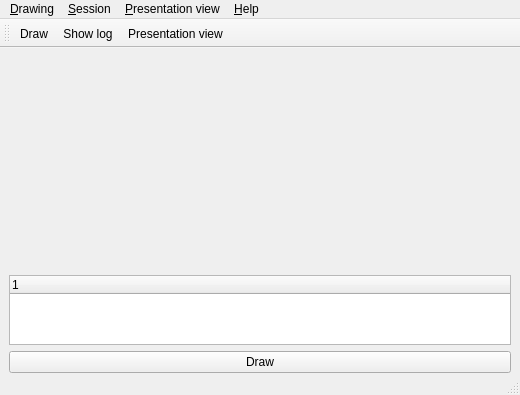
The window that gui/drawingview.ui (Soerboe/Urim) describes before a commit, drawn with Qt 5.
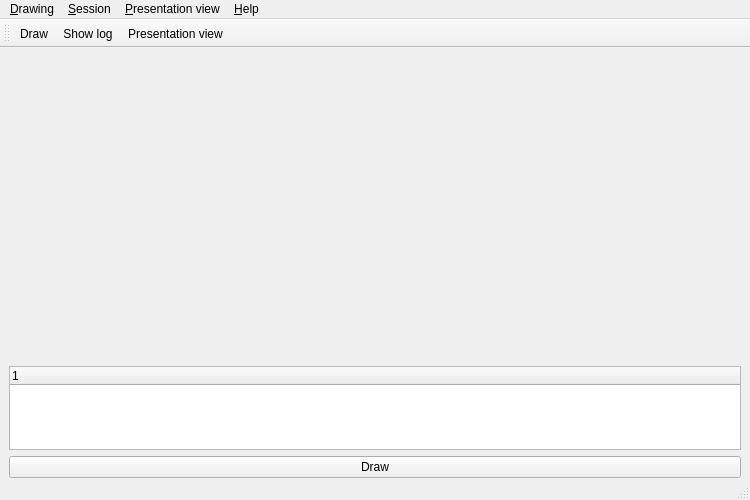
The same window after the commit. Icons and pictures are not drawn.

Commit message: Grows drawingview again. Where will this end?

```diff
--- a/gui/drawingview.ui
+++ b/gui/drawingview.ui
@@ -9,14 +9,14 @@
    <rect>
     <x>0</x>
     <y>0</y>
-    <width>520</width>
-    <height>395</height>
+    <width>750</width>
+    <height>500</height>
    </rect>
   </property>
   <property name="minimumSize">
    <size>
-    <width>200</width>
-    <height>100</height>
+    <width>700</width>
+    <height>500</height>
    </size>
   </property>
   <widget class="QWidget" name="centralWidget">
@@ -139,7 +139,7 @@
     <rect>
      <x>0</x>
      <y>0</y>
-     <width>520</width>
+     <width>750</width>
      <height>21</height>
     </rect>
    </property>
```
